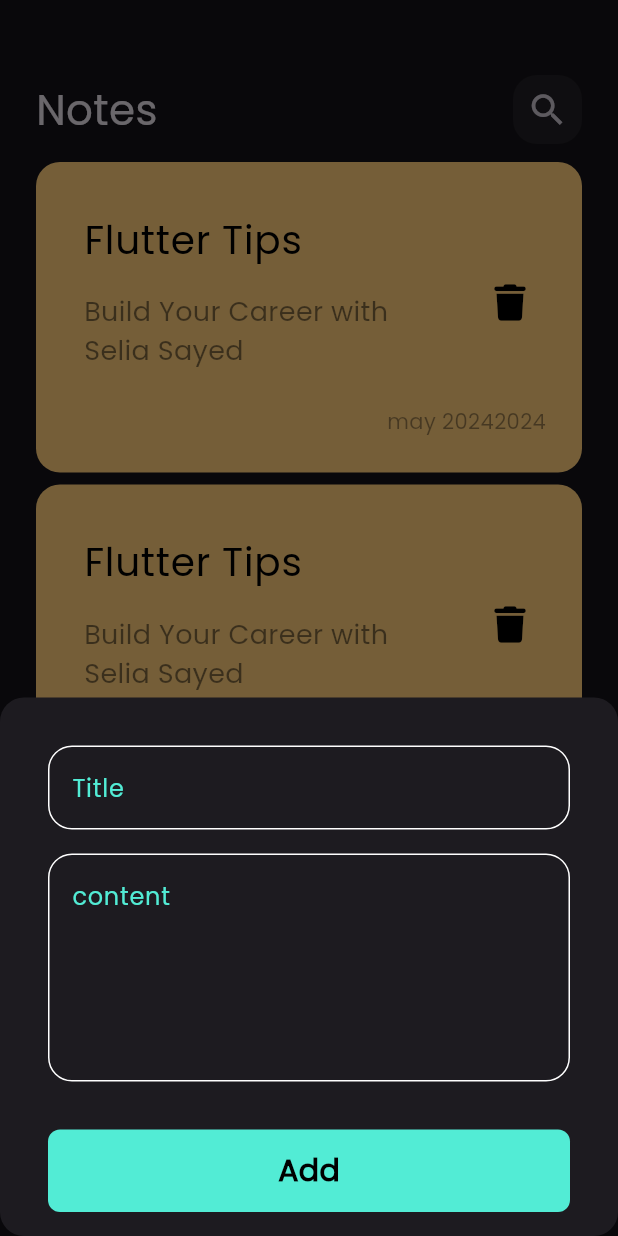
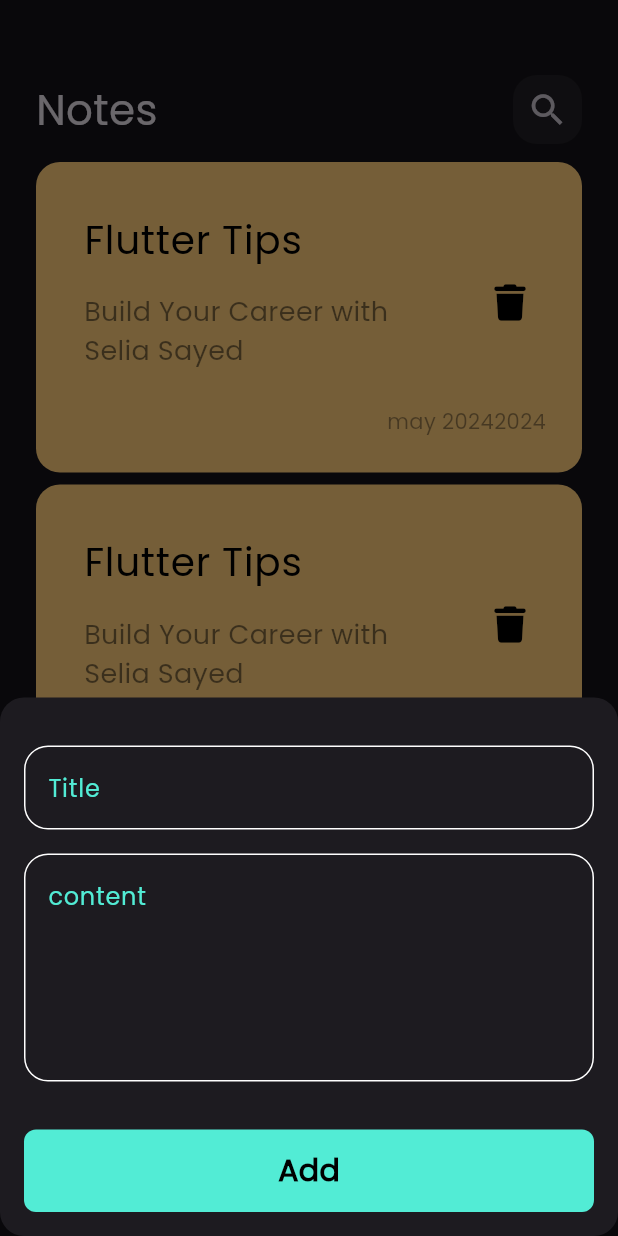
Before and after one commit to engsayed74/notes_app, a Flutter app: the screen it shows after launch, after a tap on the "add" icon, on a phone screen of 412 x 824 dp. Run offline on Flutter 3.47's test engine with Material 3 defaults, Android fonts, the phone set to English and light mode, and no system bars; our stand-ins replace bloc, flutter_bloc, font_awesome_flutter, hive, hive_flutter; accounts and stored records are empty.

Commit message:
create notes state

```diff
--- a/lib/views/notes_view.dart
+++ b/lib/views/notes_view.dart
@@ -11,11 +11,12 @@ class NotesView extends StatelessWidget {
       floatingActionButton: FloatingActionButton(
         onPressed: () {
           showModalBottomSheet(
+            isScrollControlled: true,
               shape: RoundedRectangleBorder(
                   borderRadius: BorderRadius.circular(16)),
               context: context,
               builder: (context) {
-                return  AddNoteBottomSheet();
+                return const AddNoteBottomSheet();
               });
         },
         child: Icon(Icons.add),
--- a/lib/views/widgets/add_note_bottom_sheet.dart
+++ b/lib/views/widgets/add_note_bottom_sheet.dart
@@ -1,15 +1,11 @@
 import 'package:flutter/material.dart';
 import 'package:flutter_bloc/flutter_bloc.dart';
-import 'package:modal_progress_hud_nsn/modal_progress_hud_nsn.dart';
-import 'package:notes_app/constants.dart';
 import 'package:notes_app/cubits/add_note_cubit/add_note_cubit.dart';
 import 'package:notes_app/views/widgets/add_note_form.dart';
-import 'package:notes_app/views/widgets/cusom_text_field.dart';
-import 'package:notes_app/views/widgets/custom_button.dart';
 
 class AddNoteBottomSheet extends StatelessWidget {
-  AddNoteBottomSheet({super.key});
-  bool isLoading = false;
+  const AddNoteBottomSheet({super.key});
+  final bool isLoading = false;
   @override
   Widget build(BuildContext context) {
     return BlocProvider(
@@ -23,17 +19,16 @@ class AddNoteBottomSheet extends StatelessWidget {
           if (state is AddNoteSuccess) {
             Navigator.pop(context);
           }
-
-          // TODO: implement listener
-
-          // TODO: implement listener
         },
         builder: (context, State) {
           return AbsorbPointer(
               absorbing: State is AddNoteLoading ? true : false,
-              child: const Padding(
-                padding: EdgeInsets.symmetric(horizontal: 32),
-                child: SingleChildScrollView(
+              child:  Padding(
+                padding: EdgeInsets.only(
+                    left: 16,
+                    right: 16,
+                    bottom: MediaQuery.of(context).viewInsets.bottom),
+                child: const SingleChildScrollView(
                   child: AddNoteForm(),
                 ),
               ));
--- a/lib/views/widgets/custom_button.dart
+++ b/lib/views/widgets/custom_button.dart
@@ -18,11 +18,11 @@ class CustomButton extends StatelessWidget {
         ),
         child: Center(
           child: isLoading
-              ? SizedBox(
+              ? const SizedBox(
                 height: 24,
                 width: 24,
                 child: CircularProgressIndicator(color: Colors.black,))
-              : Text(
+              : const Text(
                   'Add',
                   style: TextStyle(
                     color: Colors.black,
```
Also changed, not shown: lib/cubits/notes_cubit/notes_cubit.dart (added, +9 -0 lines), lib/cubits/notes_cubit/notes_state.dart (added, +18 -0 lines).
